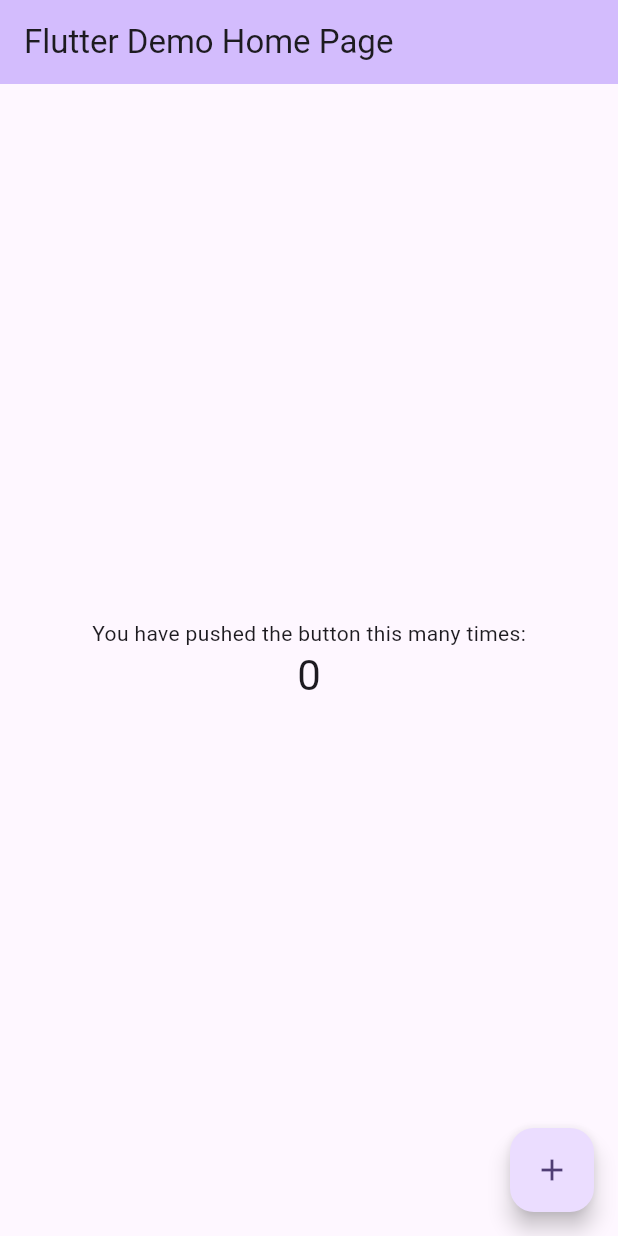
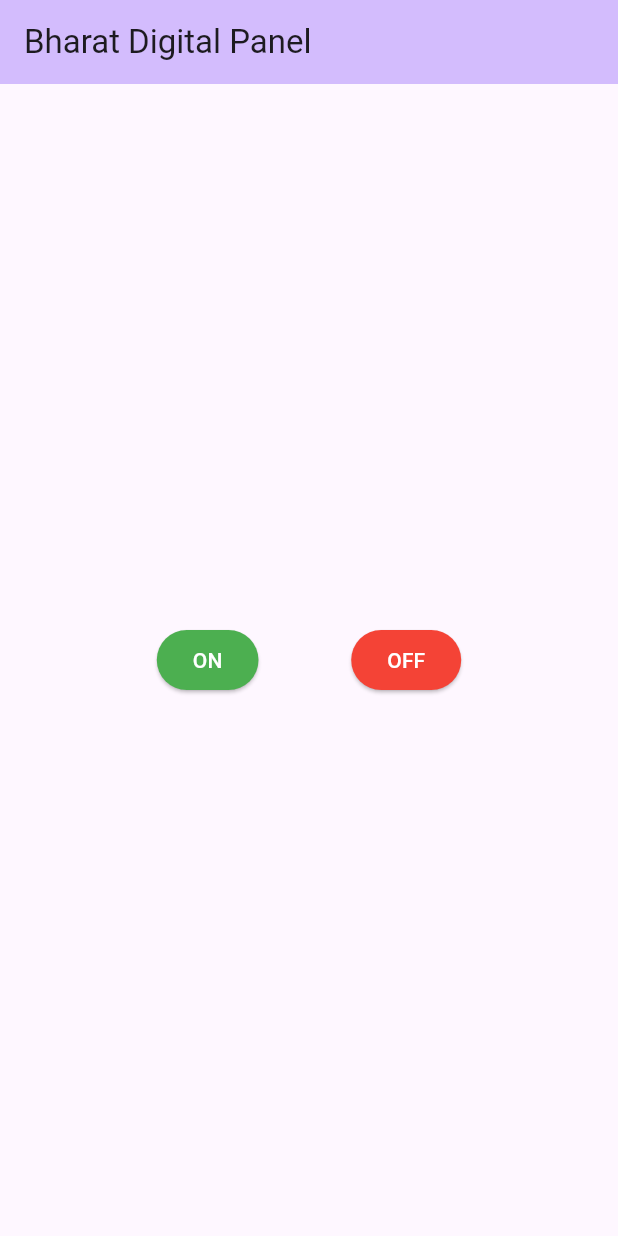
Before and after one commit to Bharat-Digital-Panel/SmartApp, a Flutter app: the screen it shows after launch, on a phone screen of 412 x 824 dp. Run offline on Flutter 3.47's test engine with Material 3 defaults, Android fonts, the light colour scheme and no system bars.

Commit message:
feat : UI for ON and OFF

```diff
--- /dev/null
+++ b/lib/app.dart
@@ -0,0 +1,35 @@
+import 'package:flutter/material.dart';
+import 'ui/home/home_page.dart';
+
+class MyApp extends StatelessWidget {
+  const MyApp({super.key});
+
+  // This widget is the root of your application.
+  @override
+  Widget build(BuildContext context) {
+    return MaterialApp(
+      title: 'Bharat Smart',
+      theme: ThemeData(
+        // This is the theme of your application.
+        //
+        // TRY THIS: Try running your application with "flutter run". You'll see
+        // the application has a purple toolbar. Then, without quitting the app,
+        // try changing the seedColor in the colorScheme below to Colors.green
+        // and then invoke "hot reload" (save your changes or press the "hot
+        // reload" button in a Flutter-supported IDE, or press "r" if you used
+        // the command line to start the app).
+        //
+        // Notice that the counter didn't reset back to zero; the application
+        // state is not lost during the reload. To reset the state, use hot
+        // restart instead.
+        //
+        // This works for code too, not just values: Most code changes can be
+        // tested with just a hot reload.
+        colorScheme: ColorScheme.fromSeed(
+          seedColor: const Color.fromRGBO(66, 40, 114, 255),
+        ),
+      ),
+      home: const MyHomePage(title: 'Bharat Digital Panel'),
+    );
+  }
+}
--- a/lib/main.dart
+++ b/lib/main.dart
@@ -1,122 +1,6 @@
+import 'app.dart';
 import 'package:flutter/material.dart';
 
 void main() {
   runApp(const MyApp());
 }
-
-class MyApp extends StatelessWidget {
-  const MyApp({super.key});
-
-  // This widget is the root of your application.
-  @override
-  Widget build(BuildContext context) {
-    return MaterialApp(
-      title: 'Flutter Demo',
-      theme: ThemeData(
-        // This is the theme of your application.
-        //
-        // TRY THIS: Try running your application with "flutter run". You'll see
-        // the application has a purple toolbar. Then, without quitting the app,
-        // try changing the seedColor in the colorScheme below to Colors.green
-        // and then invoke "hot reload" (save your changes or press the "hot
-        // reload" button in a Flutter-supported IDE, or press "r" if you used
-        // the command line to start the app).
-        //
-        // Notice that the counter didn't reset back to zero; the application
-        // state is not lost during the reload. To reset the state, use hot
-        // restart instead.
-        //
-        // This works for code too, not just values: Most code changes can be
-        // tested with just a hot reload.
-        colorScheme: ColorScheme.fromSeed(seedColor: Colors.deepPurple),
-      ),
-      home: const MyHomePage(title: 'Flutter Demo Home Page'),
-    );
-  }
-}
-
-class MyHomePage extends StatefulWidget {
-  const MyHomePage({super.key, required this.title});
-
-  // This widget is the home page of your application. It is stateful, meaning
-  // that it has a State object (defined below) that contains fields that affect
-  // how it looks.
-
-  // This class is the configuration for the state. It holds the values (in this
-  // case the title) provided by the parent (in this case the App widget) and
-  // used by the build method of the State. Fields in a Widget subclass are
-  // always marked "final".
-
-  final String title;
-
-  @override
-  State<MyHomePage> createState() => _MyHomePageState();
-}
-
-class _MyHomePageState extends State<MyHomePage> {
-  int _counter = 0;
-
-  void _incrementCounter() {
-    setState(() {
-      // This call to setState tells the Flutter framework that something has
-      // changed in this State, which causes it to rerun the build method below
-      // so that the display can reflect the updated values. If we changed
-      // _counter without calling setState(), then the build method would not be
-      // called again, and so nothing would appear to happen.
-      _counter++;
-    });
-  }
-
-  @override
-  Widget build(BuildContext context) {
-    // This method is rerun every time setState is called, for instance as done
-    // by the _incrementCounter method above.
-    //
-    // The Flutter framework has been optimized to make rerunning build methods
-    // fast, so that you can just rebuild anything that needs updating rather
-    // than having to individually change instances of widgets.
-    return Scaffold(
-      appBar: AppBar(
-        // TRY THIS: Try changing the color here to a specific color (to
-        // Colors.amber, perhaps?) and trigger a hot reload to see the AppBar
-        // change color while the other colors stay the same.
-        backgroundColor: Theme.of(context).colorScheme.inversePrimary,
-        // Here we take the value from the MyHomePage object that was created by
-        // the App.build method, and use it to set our appbar title.
-        title: Text(widget.title),
-      ),
-      body: Center(
-        // Center is a layout widget. It takes a single child and positions it
-        // in the middle of the parent.
-        child: Column(
-          // Column is also a layout widget. It takes a list of children and
-          // arranges them vertically. By default, it sizes itself to fit its
-          // children horizontally, and tries to be as tall as its parent.
-          //
-          // Column has various properties to control how it sizes itself and
-          // how it positions its children. Here we use mainAxisAlignment to
-          // center the children vertically; the main axis here is the vertical
-          // axis because Columns are vertical (the cross axis would be
-          // horizontal).
-          //
-          // TRY THIS: Invoke "debug painting" (choose the "Toggle Debug Paint"
-          // action in the IDE, or press "p" in the console), to see the
-          // wireframe for each widget.
-          mainAxisAlignment: MainAxisAlignment.center,
-          children: <Widget>[
-            const Text('You have pushed the button this many times:'),
-            Text(
-              '$_counter',
-              style: Theme.of(context).textTheme.headlineMedium,
-            ),
-          ],
-        ),
-      ),
-      floatingActionButton: FloatingActionButton(
-        onPressed: _incrementCounter,
-        tooltip: 'Increment',
-        child: const Icon(Icons.add),
-      ), // This trailing comma makes auto-formatting nicer for build methods.
-    );
-  }
-}
--- /dev/null
+++ b/lib/ui/home/home_page.dart
@@ -0,0 +1,72 @@
+import 'package:flutter/material.dart';
+
+class MyHomePage extends StatefulWidget {
+  const MyHomePage({super.key, required this.title});
+
+  // This widget is the home page of your application. It is stateful, meaning
+  // that it has a State object (defined below) that contains fields that affect
+  // how it looks.
+
+  // This class is the configuration for the state. It holds the values (in this
+  // case the title) provided by the parent (in this case the App widget) and
+  // used by the build method of the State. Fields in a Widget subclass are
+  // always marked "final".
+
+  final String title;
+
+  @override
+  State<MyHomePage> createState() => _MyHomePageState();
+}
+
+class _MyHomePageState extends State<MyHomePage> {
+  @override
+  Widget build(BuildContext context) {
+    // This method is rerun every time setState is called, for instance as done
+    // by the _incrementCounter method above.
+    //
+    // The Flutter framework has been optimized to make rerunning build methods
+    // fast, so that you can just rebuild anything that needs updating rather
+    // than having to individually change instances of widgets.
+    return Scaffold(
+      appBar: AppBar(
+        // TRY THIS: Try changing the color here to a specific color (to
+        // Colors.amber, perhaps?) and trigger a hot reload to see the AppBar
+        // change color while the other colors stay the same.
+        backgroundColor: Theme.of(context).colorScheme.inversePrimary,
+        // Here we take the value from the MyHomePage object that was created by
+        // the App.build method, and use it to set our appbar title.
+        title: Text(widget.title),
+      ),
+      body: Center(
+        // Center is a layout widget. It takes a single child and positions it
+        // in the middle of the parent.
+        child: Row(
+          mainAxisAlignment: MainAxisAlignment.center,
+          children: <Widget>[
+            ElevatedButton(
+              style: ElevatedButton.styleFrom(
+                backgroundColor: Color(0xFF4CAF50),
+                foregroundColor: Colors.white,
+              ),
+              onPressed: () {
+                print('ON button pressed');
+              },
+              child: const Text('ON'),
+            ),
+            SizedBox(width: MediaQuery.of(context).size.width * 0.15),
+            ElevatedButton(
+              style: ElevatedButton.styleFrom(
+                backgroundColor: Color(0xFFF44336),
+                foregroundColor: Colors.white,
+              ),
+              onPressed: () {
+                print('OFF button pressed');
+              },
+              child: const Text('OFF'),
+            ),
+          ],
+        ),
+      ),
+    );
+  }
+}
```
